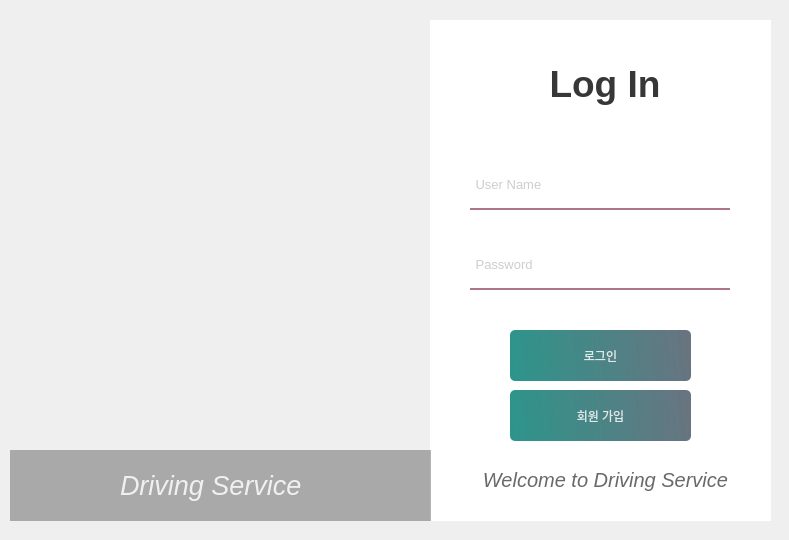
addinedu-ros-5th/deeplearning-repo-3, file src/GUI/sign/login.ui: the form before one commit.
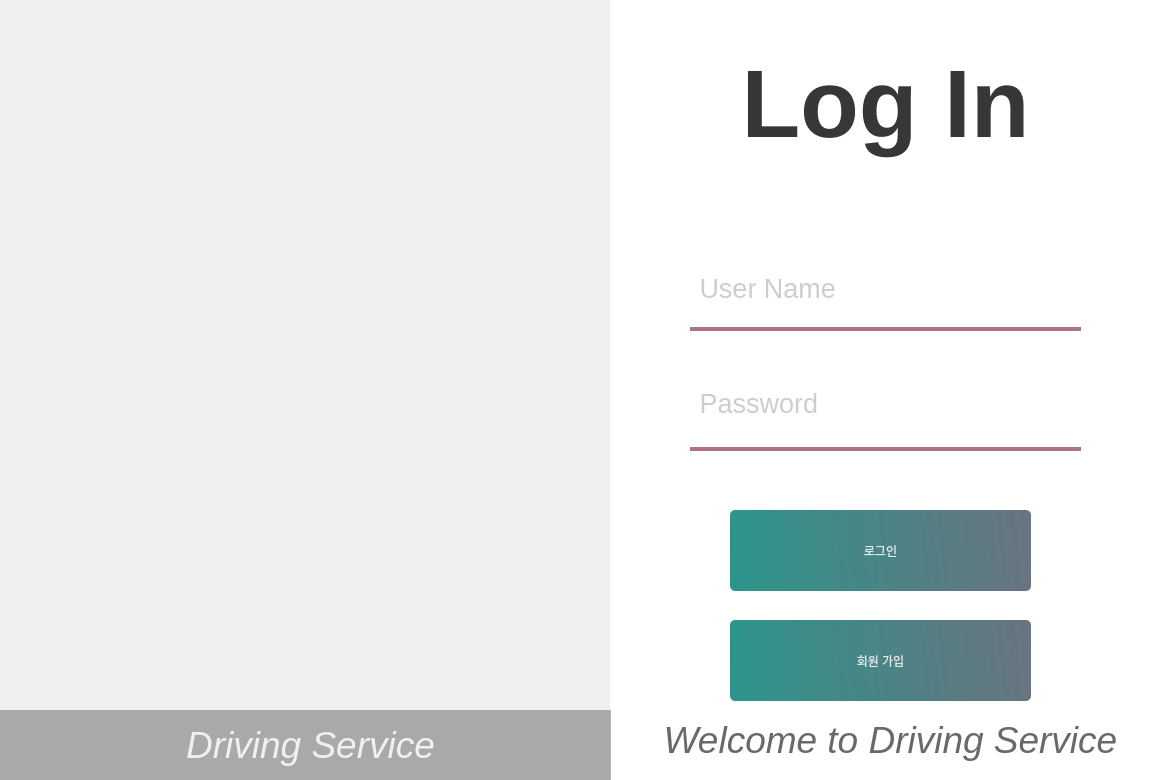
The form after the commit. Icons and pictures are not drawn.

What changed in the file:
```diff
--- a/src/GUI/sign/login.ui
+++ b/src/GUI/sign/login.ui
@@ -6,22 +6,34 @@
    <rect>
     <x>0</x>
     <y>0</y>
-    <width>789</width>
-    <height>540</height>
+    <width>1160</width>
+    <height>780</height>
    </rect>
   </property>
+  <property name="maximumSize">
+   <size>
+    <width>1160</width>
+    <height>780</height>
+   </size>
+  </property>
   <property name="windowTitle">
    <string>Form</string>
   </property>
   <widget class="QWidget" name="Login" native="true">
    <property name="geometry">
     <rect>
-     <x>10</x>
-     <y>10</y>
-     <width>771</width>
-     <height>521</height>
+     <x>-10</x>
+     <y>-10</y>
+     <width>1170</width>
+     <height>800</height>
     </rect>
    </property>
+   <property name="maximumSize">
+    <size>
+     <width>1170</width>
+     <height>800</height>
+    </size>
+   </property>
    <property name="styleSheet">
     <string notr="true">QPushButton#Loginbtn{ 
 	background-color: qlineargradient(spread:pad, x1:0, y1:0.505682, x2:1, y2:0.477, stop:0 rgba(11, 131, 120, 219), stop:1 rgba(85, 98, 112, 226));
@@ -62,8 +74,8 @@
      <rect>
       <x>-40</x>
       <y>10</y>
-      <width>491</width>
-      <height>501</height>
+      <width>671</width>
+      <height>801</height>
      </rect>
     </property>
     <property name="styleSheet">
@@ -77,10 +89,10 @@
    <widget class="QLabel" name="label_2">
     <property name="geometry">
      <rect>
-      <x>420</x>
+      <x>620</x>
       <y>10</y>
-      <width>341</width>
-      <height>501</height>
+      <width>551</width>
+      <height>791</height>
      </rect>
     </property>
     <property name="styleSheet">
@@ -93,41 +105,44 @@
    <widget class="QLabel" name="label_3">
     <property name="geometry">
      <rect>
-      <x>520</x>
-      <y>40</y>
-      <width>150</width>
-      <height>70</height>
+      <x>730</x>
+      <y>50</y>
+      <width>331</width>
+      <height>131</height>
      </rect>
     </property>
     <property name="styleSheet">
      <string notr="true">color:rgba(0, 0, 0, 200)</string>
     </property>
     <property name="text">
-     <string>&lt;html&gt;&lt;head/&gt;&lt;body&gt;&lt;p align=&quot;center&quot;&gt;&lt;span style=&quot; font-size:28pt; font-weight:600;&quot;&gt;Log In&lt;/span&gt;&lt;/p&gt;&lt;/body&gt;&lt;/html&gt;</string>
+     <string>&lt;html&gt;&lt;head/&gt;&lt;body&gt;&lt;p align=&quot;center&quot;&gt;&lt;span style=&quot; font-size:72pt; font-weight:600;&quot;&gt;Log In&lt;/span&gt;&lt;/p&gt;&lt;/body&gt;&lt;/html&gt;</string>
     </property>
    </widget>
    <widget class="QLineEdit" name="Idedit">
     <property name="geometry">
      <rect>
-      <x>460</x>
-      <y>150</y>
-      <width>260</width>
-      <height>50</height>
+      <x>700</x>
+      <y>260</y>
+      <width>391</width>
+      <height>81</height>
      </rect>
     </property>
     <property name="font">
      <font>
-      <pointsize>10</pointsize>
+      <pointsize>20</pointsize>
      </font>
     </property>
     <property name="styleSheet">
      <string notr="true">background-color:rgba(0, 0, 0, 0);
 border:none;
-border-bottom:2px solid rgba(150, 80, 101, 200);
+border-bottom:4px solid rgba(150, 80, 101, 200);
 color:rgba(0, 0, 0, 100);
 
 </string>
     </property>
+    <property name="text">
+     <string/>
+    </property>
     <property name="echoMode">
      <enum>QLineEdit::Normal</enum>
     </property>
@@ -141,21 +156,21 @@
    <widget class="QLineEdit" name="Passwordedit">
     <property name="geometry">
      <rect>
-      <x>460</x>
-      <y>230</y>
-      <width>260</width>
-      <height>50</height>
+      <x>700</x>
+      <y>370</y>
+      <width>391</width>
+      <height>91</height>
      </rect>
     </property>
     <property name="font">
      <font>
-      <pointsize>10</pointsize>
+      <pointsize>20</pointsize>
      </font>
     </property>
     <property name="styleSheet">
      <string notr="true">background-color:rgba(0, 0, 0, 0);
 border:none;
-border-bottom:2px solid rgba(150, 80, 101, 200);
+border-bottom:4px solid rgba(150, 80, 101, 200);
 color:rgba(0, 0, 0, 100);
 
 </string>
@@ -173,10 +188,10 @@
    <widget class="QPushButton" name="Loginbtn">
     <property name="geometry">
      <rect>
-      <x>500</x>
-      <y>320</y>
-      <width>181</width>
-      <height>51</height>
+      <x>740</x>
+      <y>520</y>
+      <width>301</width>
+      <height>81</height>
      </rect>
     </property>
     <property name="styleSheet">
@@ -189,10 +204,10 @@
    <widget class="QPushButton" name="Signupbtn">
     <property name="geometry">
      <rect>
-      <x>500</x>
-      <y>380</y>
-      <width>181</width>
-      <height>51</height>
+      <x>740</x>
+      <y>630</y>
+      <width>301</width>
+      <height>81</height>
      </rect>
     </property>
     <property name="text">
@@ -202,9 +217,9 @@
    <widget class="QLabel" name="label_4">
     <property name="geometry">
      <rect>
-      <x>0</x>
-      <y>440</y>
-      <width>421</width>
+      <x>10</x>
+      <y>720</y>
+      <width>611</width>
       <height>71</height>
      </rect>
     </property>
@@ -218,10 +233,10 @@
    <widget class="QLabel" name="label_5">
     <property name="geometry">
      <rect>
-      <x>110</x>
-      <y>450</y>
-      <width>241</width>
-      <height>51</height>
+      <x>140</x>
+      <y>720</y>
+      <width>361</width>
+      <height>71</height>
      </rect>
     </property>
     <property name="font">
@@ -234,15 +249,15 @@
      <string notr="true">color:rgba(255, 255, 255, 210);</string>
     </property>
     <property name="text">
-     <string>Driving Service</string>
+     <string>&lt;html&gt;&lt;head/&gt;&lt;body&gt;&lt;p align=&quot;center&quot;&gt;&lt;span style=&quot; font-size:28pt;&quot;&gt;Driving Service&lt;/span&gt;&lt;/p&gt;&lt;/body&gt;&lt;/html&gt;</string>
     </property>
    </widget>
    <widget class="QLabel" name="label_6">
     <property name="geometry">
      <rect>
-      <x>450</x>
-      <y>430</y>
-      <width>291</width>
+      <x>620</x>
+      <y>710</y>
+      <width>561</width>
       <height>81</height>
      </rect>
     </property>
@@ -256,7 +271,7 @@
      <string notr="true">color:rgba(0, 0, 0, 150)</string>
     </property>
     <property name="text">
-     <string>&lt;html&gt;&lt;head/&gt;&lt;body&gt;&lt;p align=&quot;center&quot;&gt;Welcome to Driving Service&lt;/p&gt;&lt;/body&gt;&lt;/html&gt;</string>
+     <string>&lt;html&gt;&lt;head/&gt;&lt;body&gt;&lt;p align=&quot;center&quot;&gt;&lt;span style=&quot; font-size:28pt;&quot;&gt;Welcome to Driving Service&lt;/span&gt;&lt;/p&gt;&lt;/body&gt;&lt;/html&gt;</string>
     </property>
    </widget>
   </widget>
```
